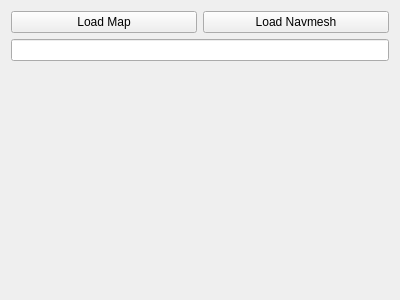
The window that CSGO_AI/include/NavmeshEditorWidget.ui (Georg-S/CS-GO-AI) describes before a commit, drawn with Qt 5.
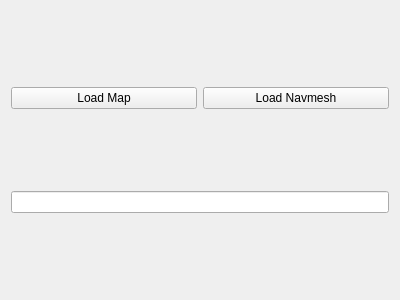
The same window after the commit.

What changed in the file:
```diff
--- a/CSGO_AI/include/NavmeshEditorWidget.ui
+++ b/CSGO_AI/include/NavmeshEditorWidget.ui
@@ -43,19 +43,6 @@
      </property>
     </widget>
    </item>
-   <item>
-    <spacer name="verticalSpacer">
-     <property name="orientation">
-      <enum>Qt::Vertical</enum>
-     </property>
-     <property name="sizeHint" stdset="0">
-      <size>
-       <width>20</width>
-       <height>40</height>
-      </size>
-     </property>
-    </spacer>
-   </item>
   </layout>
  </widget>
  <resources/>
```
Left out of the diff: 2 changed lines with no effect on the pictures.
